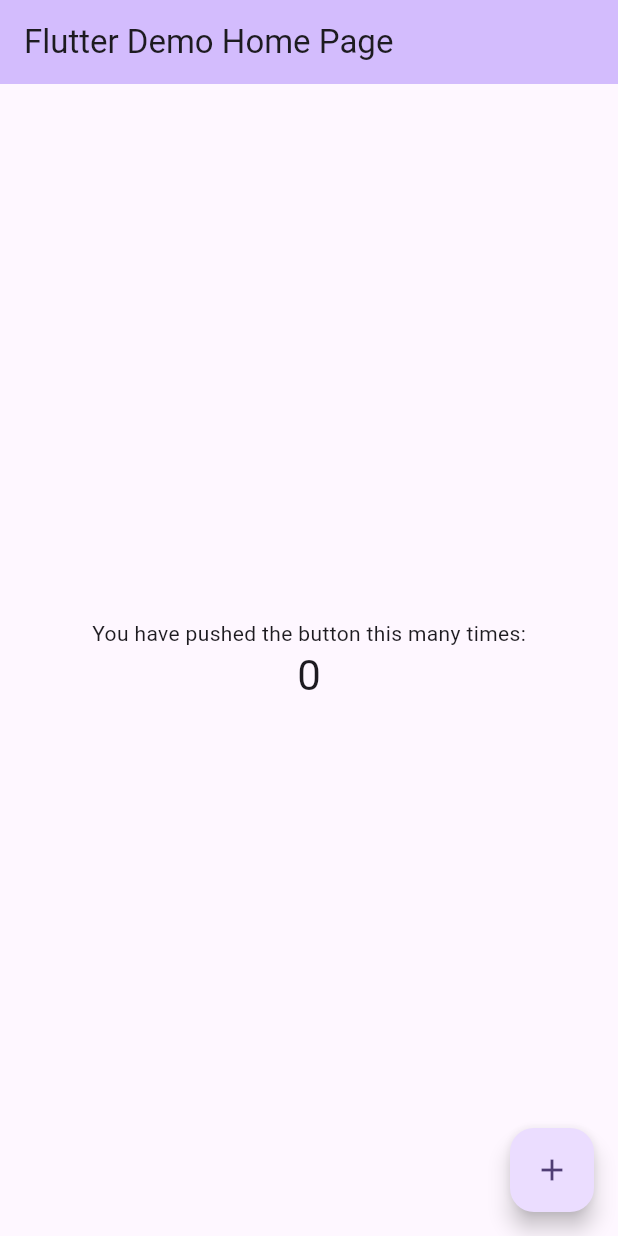
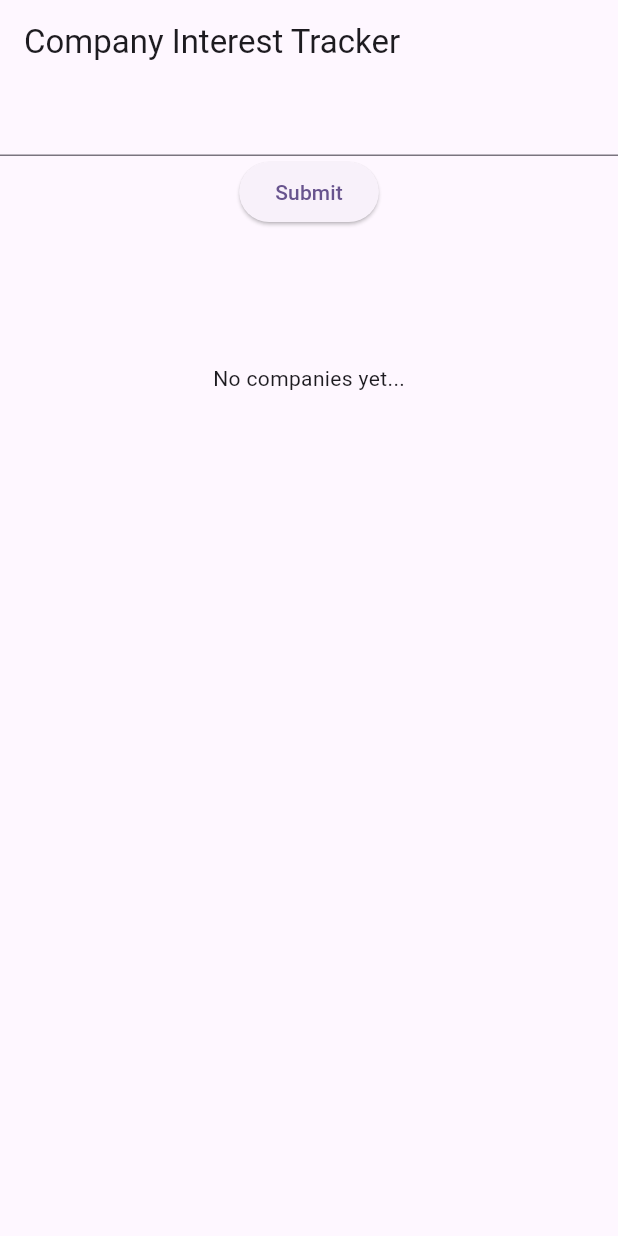
Before and after one commit to toluwalase104/capital_group_company_tracker, a Flutter app: the screen it shows after launch, on a phone screen of 412 x 824 dp. Run offline on Flutter 3.47's test engine with Material 3 defaults, Android fonts, the light colour scheme and no system bars.

Commit message:
Implemented basic add functionality, now working on remove functionality and cleaner implementation of companies as a class instead of just a string.

```diff
--- a/analysis_options.yaml
+++ b/analysis_options.yaml
@@ -1,28 +1,13 @@
-# This file configures the analyzer, which statically analyzes Dart code to
-# check for errors, warnings, and lints.
-#
-# The issues identified by the analyzer are surfaced in the UI of Dart-enabled
-# IDEs (https://dart.dev/tools#ides-and-editors). The analyzer can also be
-# invoked from the command line by running `flutter analyze`.
+# This determines how strict Flutter should be when analysing my code #
 
-# The following line activates a set of recommended lints for Flutter apps,
-# packages, and plugins designed to encourage good coding practices.
 include: package:flutter_lints/flutter.yaml
 
 linter:
-  # The lint rules applied to this project can be customized in the
-  # section below to disable rules from the `package:flutter_lints/flutter.yaml`
-  # included above or to enable additional rules. A list of all available lints
-  # and their documentation is published at https://dart.dev/lints.
-  #
-  # Instead of disabling a lint rule for the entire project in the
-  # section below, it can also be suppressed for a single line of code
-  # or a specific dart file by using the `// ignore: name_of_lint` and
-  # `// ignore_for_file: name_of_lint` syntax on the line or in the file
-  # producing the lint.
   rules:
-    # avoid_print: false  # Uncomment to disable the `avoid_print` rule
-    # prefer_single_quotes: true  # Uncomment to enable the `prefer_single_quotes` rule
-
-# Additional information about this file can be found at
-# https://dart.dev/guides/language/analysis-options
+    avoid_print: false
+    prefer_const_constructors_in_immutables: false
+    prefer_const_constructors: false
+    prefer_const_literals_to_create_immutables: false
+    prefer_final_fields: false
+    unnecessary_breaks: true
+    use_key_in_widget_constructors: false
--- /dev/null
+++ b/lib/company_input_form.dart
@@ -0,0 +1,74 @@
+import 'package:company_interest_tracker/main.dart';
+import 'package:flutter/material.dart';
+import 'package:provider/provider.dart';
+
+// Defines the form widget
+class CompanyInputForm extends StatefulWidget {
+  const CompanyInputForm({super.key});
+
+  @override
+  State<CompanyInputForm> createState() => _CompanyInputFormState();
+}
+
+// Holds the data related to the form
+class _CompanyInputFormState extends State<CompanyInputForm> {
+  // This is a unique identifier of the form allowing it to be validated
+  final _formKey = GlobalKey<FormState>();
+
+  // Allows the text data in the form to be retrieved
+  final formController = TextEditingController();
+
+  @override
+  void dispose(){
+    // Free resources used by controller once finished
+    formController.dispose();
+
+    super.dispose();
+  }
+
+  @override
+  Widget build(BuildContext context){
+    var appState = context.watch<MyAppState>();
+
+    return Form(
+      key : _formKey,
+      child : Column(
+        children : <Widget>[
+          // Allows the user to enter text
+          TextFormField(
+            // Here ``value`` is the text that is enterred into the form
+            validator : (value) {
+              if ( value == null || value.isEmpty ){
+                return 'Please enter some text';
+              }
+              return null;
+            },
+
+            controller : formController,
+          ),
+
+          ElevatedButton(
+            onPressed: () {
+              // For the form corresponding to _formKey, the ``validate()`` method
+              // returns True if the text within it is valid and False otherwise
+
+              // If it is invalid then we cease further processing
+              if (!_formKey.currentState!.validate()){
+                return;
+              }
+
+              // Otherwise if valid show a snackbar (replace this with database storage code)
+              ScaffoldMessenger.of(context).showSnackBar(
+                  SnackBar(content : Text(formController.text)),
+              );
+
+              appState.addCompany(formController.text);
+            },
+            child : const Text('Submit'),
+          ),
+
+        ],
+      ),
+    );
+  }
+}
--- /dev/null
+++ b/lib/company_list.dart
@@ -0,0 +1,34 @@
+import 'package:company_interest_tracker/main.dart';
+import 'package:flutter/material.dart';
+
+import 'package:provider/provider.dart';
+
+class CompanyList extends StatelessWidget {
+  const CompanyList({super.key});
+
+  @override
+  Widget build(BuildContext context) {
+    var appState = context.watch<MyAppState>();
+
+    // When there are no companies we let the user know
+    if (appState.companies.isEmpty){
+      return Center(
+        child : Text('No companies yet...'),
+      );
+    }
+
+    // Otherwise we iterate through the list of companies
+    // and display each of them as list widgets using map
+    return ListView(
+      children :
+        appState.companies
+          .map(
+            (company) => ListTile(
+              title : Text(company),
+            )
+          )
+          .toList()
+    );
+  }
+
+}
--- a/lib/main.dart
+++ b/lib/main.dart
@@ -1,125 +1,81 @@
 import 'package:flutter/material.dart';
+import 'package:provider/provider.dart';
+
+import 'company_input_form.dart';
+import 'company_list.dart';
+
+// import 'company_input_form.dart';
 
 void main() {
   runApp(const MyApp());
 }
 
+/* MAIN APP */
 class MyApp extends StatelessWidget {
   const MyApp({super.key});
 
   // This widget is the root of your application.
   @override
   Widget build(BuildContext context) {
-    return MaterialApp(
-      title: 'Flutter Demo',
+    const appTitle = "Company Interest Tracker";
+
+    return ChangeNotifierProvider(
+      create : (context) => MyAppState(),
+      child: MaterialApp(
+          title: appTitle,
           theme: ThemeData(
-        // This is the theme of your application.
-        //
-        // TRY THIS: Try running your application with "flutter run". You'll see
-        // the application has a purple toolbar. Then, without quitting the app,
-        // try changing the seedColor in the colorScheme below to Colors.green
-        // and then invoke "hot reload" (save your changes or press the "hot
-        // reload" button in a Flutter-supported IDE, or press "r" if you used
-        // the command line to start the app).
-        //
-        // Notice that the counter didn't reset back to zero; the application
-        // state is not lost during the reload. To reset the state, use hot
-        // restart instead.
-        //
-        // This works for code too, not just values: Most code changes can be
-        // tested with just a hot reload.
             colorScheme: ColorScheme.fromSeed(seedColor: Colors.deepPurple),
+            // colorScheme: ColorScheme.fromSeed(seedColor: Colors.deepOrange),
             useMaterial3: true,
           ),
-      home: const MyHomePage(title: 'Flutter Demo Home Page'),
+
+          // Defines the structure of the app
+          home: const HomePage(title: appTitle,),
+        ),
     );
   }
 }
 
-class MyHomePage extends StatefulWidget {
-  const MyHomePage({super.key, required this.title});
+class MyAppState extends ChangeNotifier {
+  Set<String> companies = {};
 
-  // This widget is the home page of your application. It is stateful, meaning
-  // that it has a State object (defined below) that contains fields that affect
-  // how it looks.
+  // Add a company to the company set and
+  // update anything watching this notifier
+  void addCompany(String company){
+    companies.add(company);
+    notifyListeners();
+  }
 
-  // This class is the configuration for the state. It holds the values (in this
-  // case the title) provided by the parent (in this case the App widget) and
-  // used by the build method of the State. Fields in a Widget subclass are
-  // always marked "final".
+  // Remove a company from the company set and
+  // update anything watching this notifier
+  void removeCompany(String company){
+    companies.remove(company);
+    notifyListeners();
+  }
+}
 
-  final String title;
+class HomePage extends StatelessWidget {
+  final String _appTitle;
+
+  const HomePage({super.key, required String title})
+    :_appTitle = title;
 
   @override
-  State<MyHomePage> createState() => _MyHomePageState();
-}
-
-class _MyHomePageState extends State<MyHomePage> {
-  int _counter = 0;
-
-  void _incrementCounter() {
-    setState(() {
-      // This call to setState tells the Flutter framework that something has
-      // changed in this State, which causes it to rerun the build method below
-      // so that the display can reflect the updated values. If we changed
-      // _counter without calling setState(), then the build method would not be
-      // called again, and so nothing would appear to happen.
-      _counter++;
-    });
-  }
-
-  @override
-  Widget build(BuildContext context) {
-    // This method is rerun every time setState is called, for instance as done
-    // by the _incrementCounter method above.
-    //
-    // The Flutter framework has been optimized to make rerunning build methods
-    // fast, so that you can just rebuild anything that needs updating rather
-    // than having to individually change instances of widgets.
+  Widget build(BuildContext context){
     return Scaffold(
-      appBar: AppBar(
-        // TRY THIS: Try changing the color here to a specific color (to
-        // Colors.amber, perhaps?) and trigger a hot reload to see the AppBar
-        // change color while the other colors stay the same.
-        backgroundColor: Theme.of(context).colorScheme.inversePrimary,
-        // Here we take the value from the MyHomePage object that was created by
-        // the App.build method, and use it to set our appbar title.
-        title: Text(widget.title),
-      ),
-      body: Center(
-        // Center is a layout widget. It takes a single child and positions it
-        // in the middle of the parent.
-        child: Column(
-          // Column is also a layout widget. It takes a list of children and
-          // arranges them vertically. By default, it sizes itself to fit its
-          // children horizontally, and tries to be as tall as its parent.
-          //
-          // Column has various properties to control how it sizes itself and
-          // how it positions its children. Here we use mainAxisAlignment to
-          // center the children vertically; the main axis here is the vertical
-          // axis because Columns are vertical (the cross axis would be
-          // horizontal).
-          //
-          // TRY THIS: Invoke "debug painting" (choose the "Toggle Debug Paint"
-          // action in the IDE, or press "p" in the console), to see the
-          // wireframe for each widget.
-          mainAxisAlignment: MainAxisAlignment.center,
-          children: <Widget>[
-            const Text(
-              'You have pushed the button this many times:',
-            ),
-            Text(
-              '$_counter',
-              style: Theme.of(context).textTheme.headlineMedium,
+            appBar : AppBar(title: Text(_appTitle)),
+            body : Column(
+              children: [
+                const CompanyInputForm(),
+                const SizedBox(
+                  width: 200,
+                  height: 200,
+                  child: CompanyList()
                 ),
               ],
             ),
-      ),
-      floatingActionButton: FloatingActionButton(
-        onPressed: _incrementCounter,
-        tooltip: 'Increment',
-        child: const Icon(Icons.add),
-      ), // This trailing comma makes auto-formatting nicer for build methods.
           );
   }
 }
+
+/* END OF MAIN APP */
--- a/pubspec.yaml
+++ b/pubspec.yaml
@@ -35,6 +35,7 @@ dependencies:
   # The following adds the Cupertino Icons font to your application.
   # Use with the CupertinoIcons class for iOS style icons.
   cupertino_icons: ^1.0.8
+  provider: ^6.1.2
 
 dev_dependencies:
   flutter_test:
```
Also changed, not shown: lib/company.dart (added), pubspec.lock, 1 other file. Lines whose indentation alone changed are shown as unchanged.
